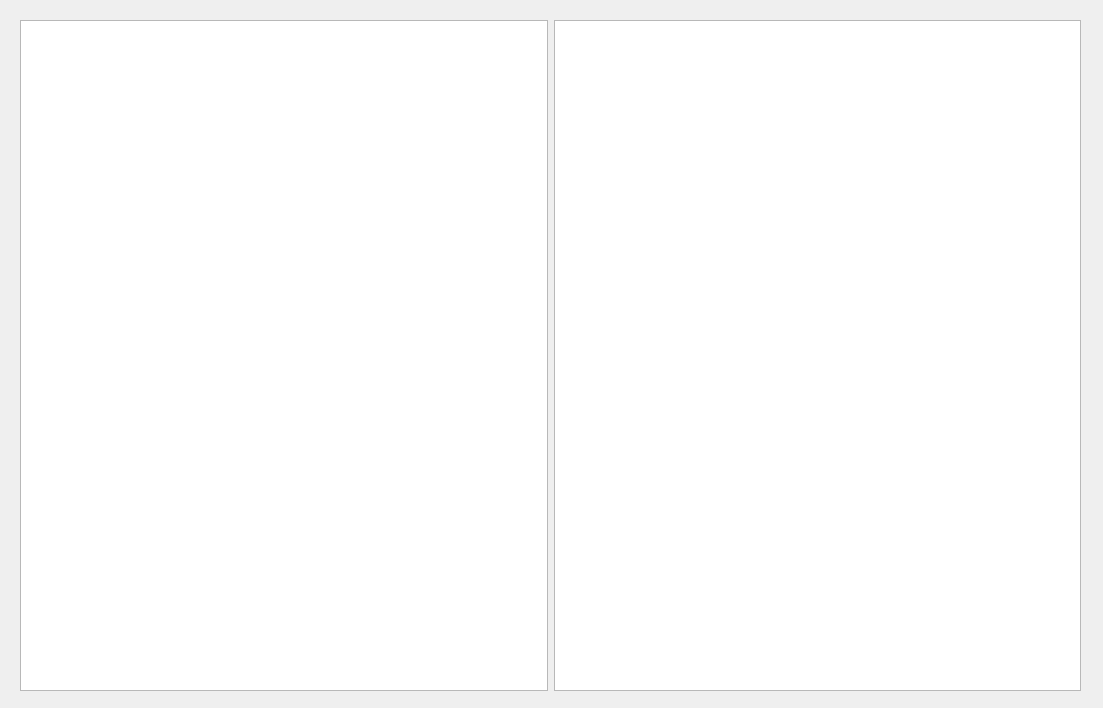
Qt form images_shower.ui (Vruchtel/images_binarisation_app) before a commit.
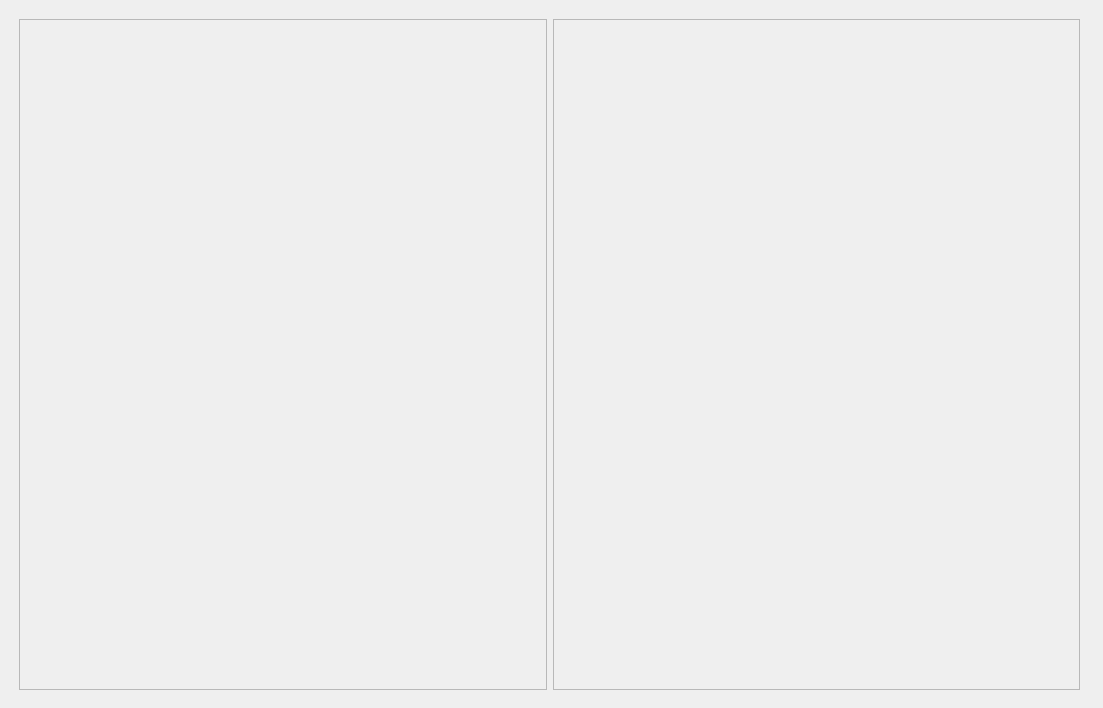
The same form after that commit.

Commit message: Add logic of creating new window with images

```diff
--- a/images_shower.ui
+++ b/images_shower.ui
@@ -16,18 +16,32 @@
   <widget class="QWidget" name="">
    <property name="geometry">
     <rect>
-     <x>20</x>
-     <y>20</y>
+     <x>19</x>
+     <y>19</y>
      <width>1061</width>
      <height>671</height>
     </rect>
    </property>
    <layout class="QHBoxLayout" name="horizontalLayout">
     <item>
-     <widget class="QGraphicsView" name="originalGraphicsView"/>
+     <widget class="QFrame" name="originalImageFrame">
+      <property name="frameShape">
+       <enum>QFrame::StyledPanel</enum>
+      </property>
+      <property name="frameShadow">
+       <enum>QFrame::Raised</enum>
+      </property>
+     </widget>
     </item>
     <item>
-     <widget class="QGraphicsView" name="resultGraphicsView"/>
+     <widget class="QFrame" name="resultImageFrame">
+      <property name="frameShape">
+       <enum>QFrame::StyledPanel</enum>
+      </property>
+      <property name="frameShadow">
+       <enum>QFrame::Raised</enum>
+      </property>
+     </widget>
     </item>
    </layout>
   </widget>
```
The commit also changes 2 other files.
